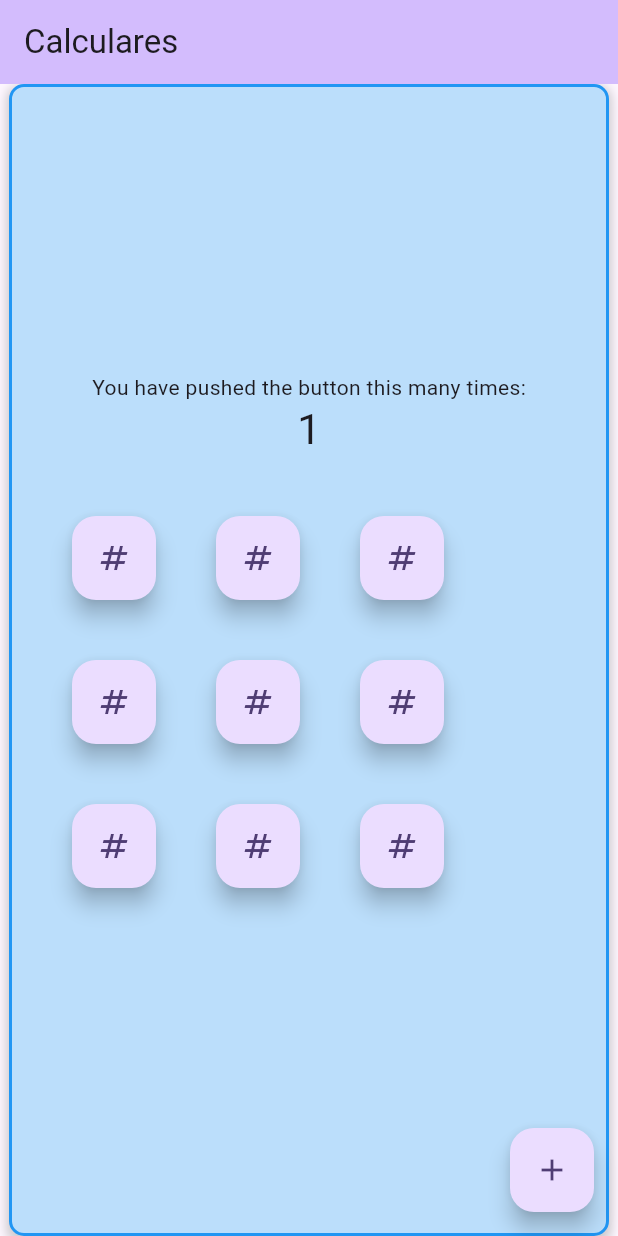
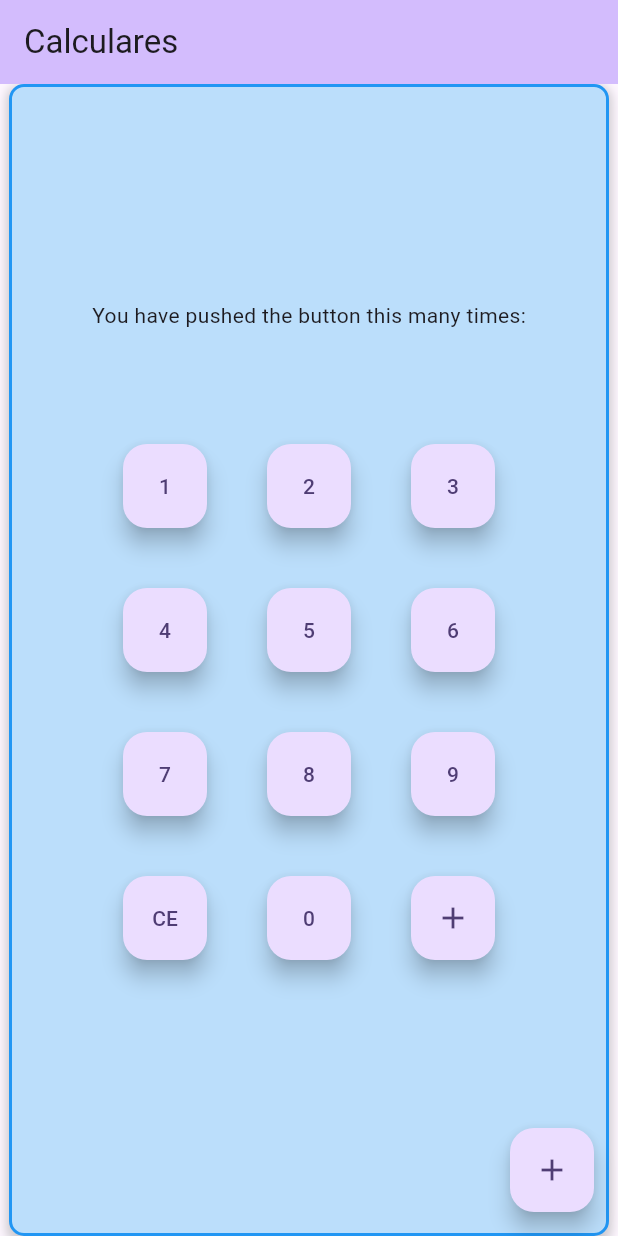
Before and after one commit to pedrourio/Calculadora-Flutter, a Flutter app: the screen it shows after launch, after a tap on the "add" icon, on a phone screen of 412 x 824 dp. Run offline on Flutter 3.47's test engine with Material 3 defaults, Android fonts, the phone set to English and light mode, and no system bars.

Commit message:
Implementando funcionalidades básicas na calculadora

```diff
--- a/lib/Calculadora.dart
+++ b/lib/Calculadora.dart
@@ -21,6 +21,7 @@ class CalculadoraPage extends StatefulWidget {
 
 class _CalculadoraPageState extends State<CalculadoraPage> {
   int _counter = 0;
+  String _result = '';
 
   void _incrementCounter() {
     setState(() {
@@ -33,8 +34,27 @@ class _CalculadoraPageState extends State<CalculadoraPage> {
     });
   }
 
+  void _changeResult(dynamic n) {
+    setState(() {
+      // ignore: prefer_interpolation_to_compose_strings
+      _result = _result + '$n';
+    });
+  }
+
+  void _clearResult(){
+    setState(() {
+      _result = '';
+    });
+
+  }
+
+  void _plus(){
+
+  }
+
   @override
   Widget build(BuildContext context) {
+
     return Scaffold(
       appBar: AppBar(
         backgroundColor: Theme.of(context).colorScheme.inversePrimary,
@@ -46,11 +66,11 @@ class _CalculadoraPageState extends State<CalculadoraPage> {
         child: Container(
           width: 400,
           decoration: BoxDecoration(
-            // estilo da "div"
-            color: Colors.blue[100], // cor de fundo
-            borderRadius: BorderRadius.circular(10), // borda arredondada
+
+            color: Colors.blue[100],
+            borderRadius: BorderRadius.circular(10),
             border: Border.all(
-              // borda
+
               color: Colors.blue,
               width: 2,
             ),
@@ -69,10 +89,7 @@ class _CalculadoraPageState extends State<CalculadoraPage> {
             mainAxisAlignment: MainAxisAlignment.center,
             children: <Widget>[
               const Text('You have pushed the button this many times:'),
-              Text(
-                '$_counter',
-                style: Theme.of(context).textTheme.headlineMedium,
-              ),
+              Text(_result, style: Theme.of(context).textTheme.headlineMedium),
               Container(
                 padding: EdgeInsets.all(20),
                 child: Column(
@@ -80,19 +97,50 @@ class _CalculadoraPageState extends State<CalculadoraPage> {
                   children: [
                     for (int i = 0; i < 3; i++)
                       Row(
+                        mainAxisAlignment: MainAxisAlignment.center,
                         children: [
-
-                          for (int i = 0; i < 3; i++)
+                          for (int j = 0; j < 3; j++)
                             Padding(
                               padding: EdgeInsets.all(20),
                               child: FloatingActionButton(
-                                onPressed: null,
-                                tooltip: 'Increment',
-                                child: const Icon(Icons.numbers),
+                                onPressed: () => _changeResult(i * 3 + j),
+                                tooltip: '${i * 3 + j + 1}',
+                                child: Text('${i * 3 + j + 1}'),
                               ),
                             ),
+
                         ],
+
                       ),
+                    Row(
+                      mainAxisAlignment: MainAxisAlignment.center,
+                      children: [
+                        Padding(
+                          padding: EdgeInsets.all(20),
+                          child: FloatingActionButton(
+                            onPressed: _clearResult,
+                            tooltip: 'Limpar',
+                            child: Text('CE')
+                          ),
+                          ),
+                        Padding(
+                          padding: EdgeInsets.all(20),
+                          child: FloatingActionButton(
+                            onPressed: ()=> _changeResult(0),
+                            tooltip: '0',
+                            child: Text('0')
+                          )
+                        ),
+                        Padding(
+                          padding: EdgeInsets.all(20),
+                          child: FloatingActionButton(
+                            onPressed: ()=> _plus(),
+                            tooltip: 'Soma',
+                            child: const Icon(Icons.add),
+                          )
+                        )
+                      ]
+                    ),
                   ],
                 ),
               ),
```
